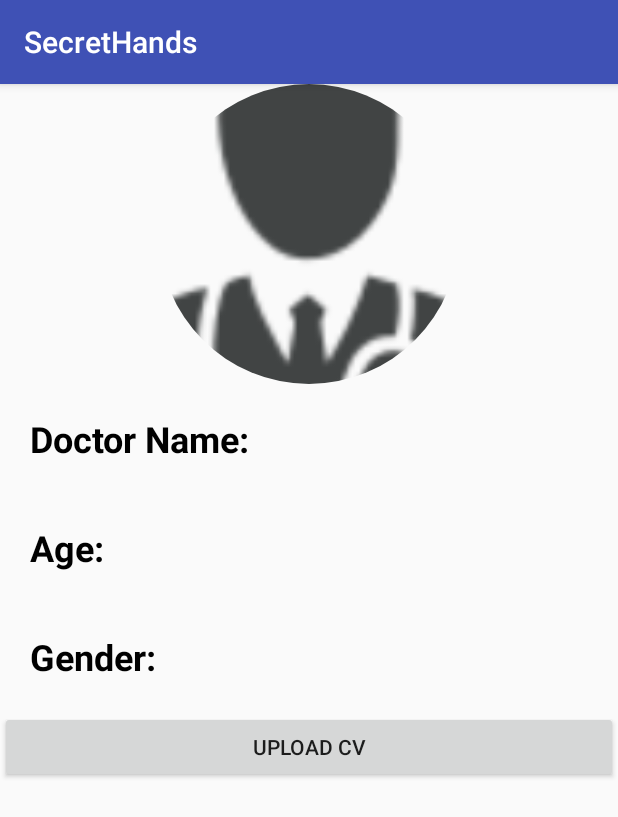
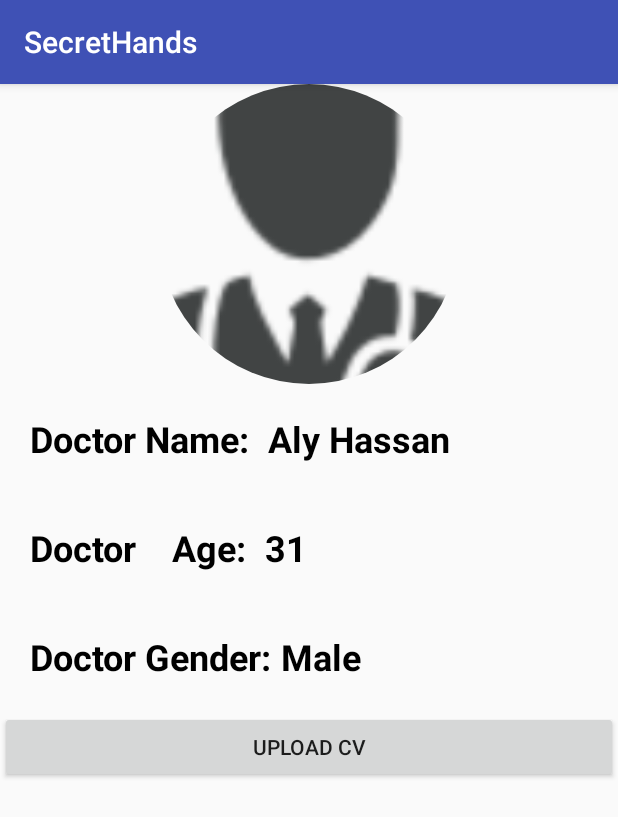
Before and after one commit to NourAhmedM/Zero_One, an Android app: the fragment About shown on its own in the app's theme, on a phone screen of 412 x 824 dp. Shown: the top 817 px of the screen. Run offline under Robolectric (Android 15) with nearby library versions, the phone set to English and light mode, and no system bars; our stand-ins replace CircleImageView.

Commit message:
choose doctor

```diff
--- a/app/src/main/java/com/example/android/secrethands/datastructures/Doctor.java
+++ b/app/src/main/java/com/example/android/secrethands/datastructures/Doctor.java
@@ -7,7 +7,8 @@ package com.example.android.secrethands.datastructures;
 public class Doctor extends User {
     private String nationalId;
     private String photoURL;
-
+    public Doctor() {
+    }
     public Doctor(int age, String gender, String username, int type, String nationalId, String photoURL) {
         super(age, gender, username, type);
         this.nationalId = nationalId;
--- a/app/src/main/java/com/example/android/secrethands/datastructures/User.java
+++ b/app/src/main/java/com/example/android/secrethands/datastructures/User.java
@@ -9,6 +9,9 @@ public class User {
     private String gender;
     private String username;
     private int type;              //1->patient   2->doctor
+
+    public User() {
+    }
 
     public User(int age, String gender, String username, int type) {
         this.age = age;
--- a/app/src/main/java/com/example/android/secrethands/fragments/About.java
+++ b/app/src/main/java/com/example/android/secrethands/fragments/About.java
@@ -30,7 +30,9 @@ public class About extends Fragment {
     public View onCreateView(LayoutInflater inflater, ViewGroup container,
                              Bundle savedInstanceState) {
         // Inflate the layout for this fragment
-        return inflater.inflate(R.layout.fragment_about, container, false);
+        View view= inflater.inflate(R.layout.fragment_about, container, false);
+
+        return view;
     }
 
 }
--- a/app/src/main/java/com/example/android/secrethands/localdatabase/BookCursorAdapter.java
+++ b/app/src/main/java/com/example/android/secrethands/localdatabase/BookCursorAdapter.java
@@ -36,6 +36,9 @@ public class BookCursorAdapter extends CursorAdapter {
 
     }
 }
+
+
+
 /* mDbHelper=new BookDbHelper(getContext());
          ContentValues contentValues=new ContentValues();
          contentValues.put(BookContract.BookEntry.COLUMN_BOOK_NAME,"Read Book");
--- a/app/src/main/res/layout/fragment_about.xml
+++ b/app/src/main/res/layout/fragment_about.xml
@@ -24,31 +24,75 @@
 
         android:layout_height="wrap_content">
 
+        <LinearLayout
+            android:layout_width="match_parent"
+            android:orientation="horizontal"
+            android:layout_margin="20dp"
+            android:layout_height="wrap_content">
 
     <TextView
-        android:layout_width="match_parent"
-        android:layout_margin="20dp"
+        android:layout_width="wrap_content"
+
         android:textColor="@color/black"
         android:textStyle="bold"
         android:text="Doctor Name:  "
         android:textSize="24sp"
         android:layout_height="wrap_content" />
             <TextView
-        android:layout_width="match_parent"
-        android:layout_margin="20dp"
+                android:layout_width="wrap_content"
                 android:textColor="@color/black"
                 android:textStyle="bold"
-        android:text="Age:  "
+                android:id="@+id/name"
+                android:text="Aly Hassan"
+                android:textSize="24sp"
+                android:layout_height="match_parent" />
+        </LinearLayout>
+        <LinearLayout
+            android:layout_width="match_parent"
+            android:orientation="horizontal"
+            android:layout_margin="20dp"
+            android:layout_height="wrap_content">
+
+            <TextView
+                android:layout_width="wrap_content"
+
+                android:textColor="@color/black"
+                android:textStyle="bold"
+                android:text="Doctor    Age:  "
                 android:textSize="24sp"
                 android:layout_height="wrap_content" />
             <TextView
-        android:layout_width="match_parent"
-        android:layout_margin="20dp"
+                android:layout_width="wrap_content"
                 android:textColor="@color/black"
                 android:textStyle="bold"
-        android:text="Gender:  "
+                android:text="31"
+                android:id="@+id/age"
+                android:textSize="24sp"
+                android:layout_height="match_parent" />
+        </LinearLayout>
+        <LinearLayout
+            android:layout_width="match_parent"
+            android:orientation="horizontal"
+            android:layout_margin="20dp"
+            android:layout_height="wrap_content">
+
+            <TextView
+                android:layout_width="wrap_content"
+
+                android:textColor="@color/black"
+                android:textStyle="bold"
+                android:text="Doctor Gender: "
                 android:textSize="24sp"
                 android:layout_height="wrap_content" />
+            <TextView
+                android:layout_width="wrap_content"
+                android:textColor="@color/black"
+                android:textStyle="bold"
+                android:text="Male"
+                android:id="@+id/gender"
+                android:textSize="24sp"
+                android:layout_height="match_parent" />
+        </LinearLayout>
         <Button
         android:layout_width="match_parent"
 
--- a/app/src/main/res/layout/fragment_choose_doctor.xml
+++ b/app/src/main/res/layout/fragment_choose_doctor.xml
@@ -12,7 +12,6 @@
             android:id="@+id/search_bar"
             android:layout_width="match_parent"
             android:layout_height="38dp"
-
             android:iconifiedByDefault="false"
             android:queryBackground="@android:color/transparent"
             android:queryHint="Search "
```
Also changed, not shown: app/src/main/java/com/example/android/secrethands/MainActivity.java (+5 -4 lines), app/src/main/java/com/example/android/secrethands/adapters/DoctorListAdapter.java (+7 -11 lines), app/src/main/java/com/example/android/secrethands/fragments/ChooseDoctor.java (+63 -0 lines), app/src/main/java/com/example/android/secrethands/fragments/HomePatient.java (+27 -1 lines), app/src/main/res/layout/doctor_list_item.xml (+4 -3 lines). Lines whose indentation alone changed are shown as unchanged.
